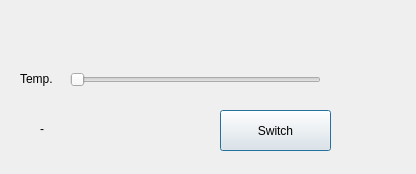
Before: the Qt Designer form app/client.ui in romainba/switch_control, drawn with Qt 5.
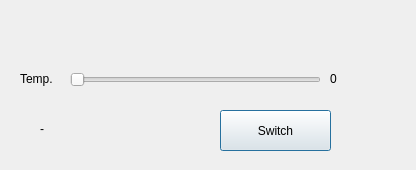
After: the same form once the commit is applied.

The edit to the form file:
```diff
--- a/app/client.ui
+++ b/app/client.ui
@@ -7,7 +7,7 @@
     <x>0</x>
     <y>0</y>
     <width>416</width>
-    <height>174</height>
+    <height>170</height>
    </rect>
   </property>
   <property name="windowTitle">
@@ -87,7 +87,7 @@
     </rect>
    </property>
    <property name="text">
-    <string/>
+    <string>0</string>
    </property>
    <property name="buddy">
     <cstring>tempThresSlider</cstring>
```
Left out of the diff: 3 changed lines with no effect on the pictures.
